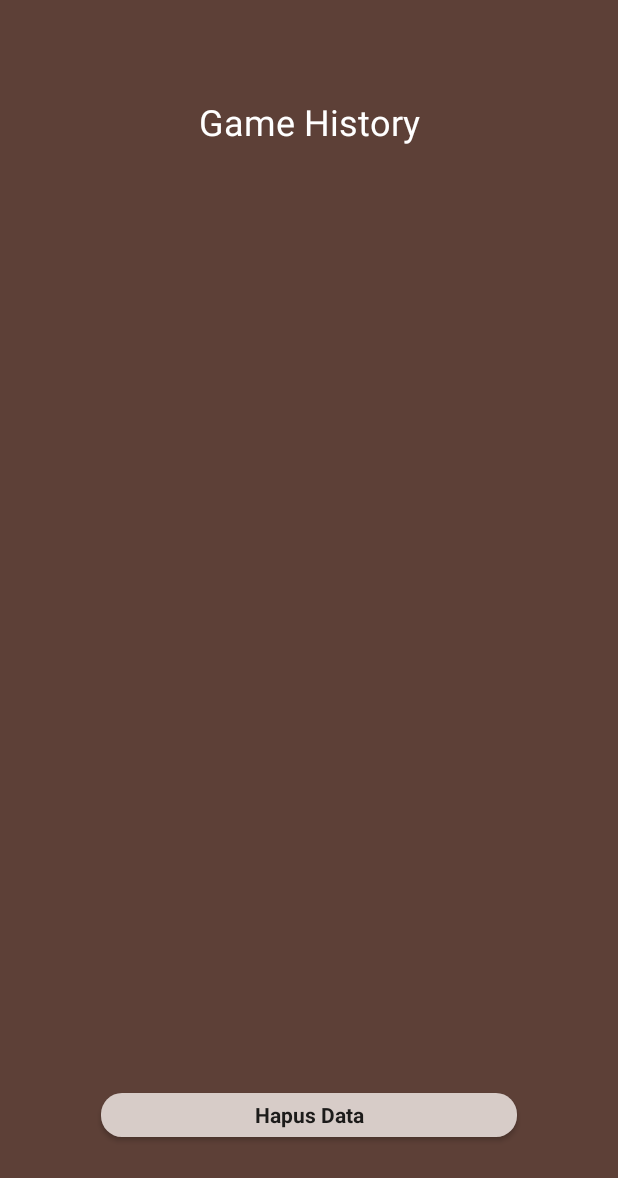
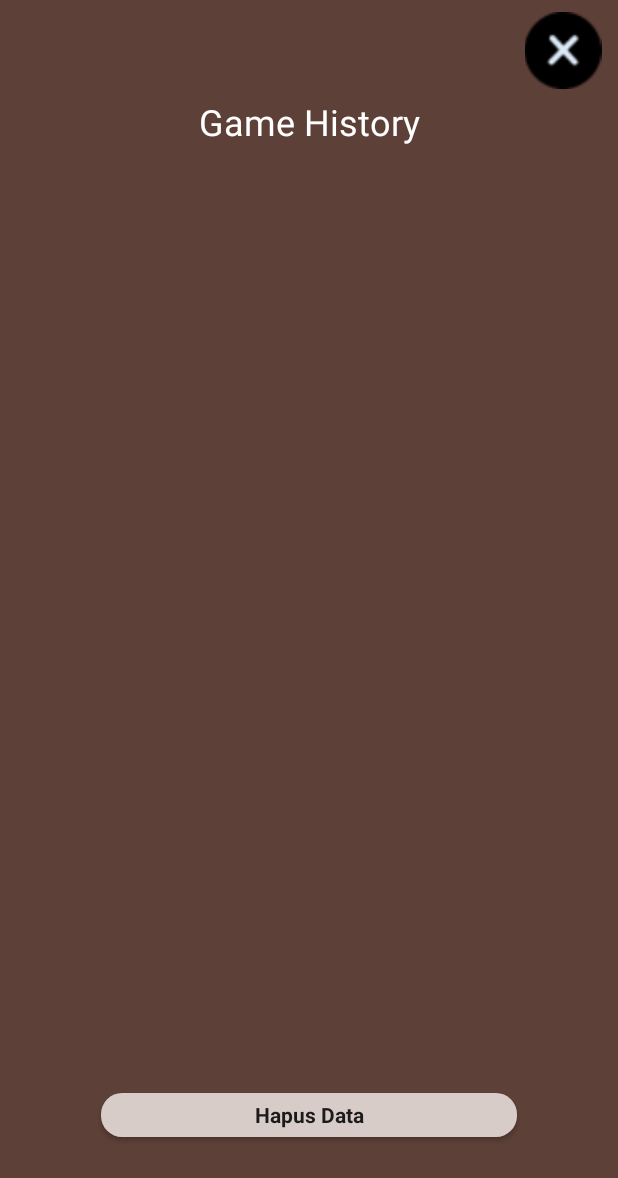
Before and after one commit to bray44/ChapterChallenge7, an Android app: the GameHistoryActivity screen opened directly, with no data from a screen before it, on a phone screen of 412 x 824 dp. Shown: the top 1178 px of the screen. Run offline under Robolectric (Android 15) with nearby library versions, the phone set to English and light mode, and no system bars; our stand-ins replace Room's generated code; Roboto replaces fonts that are not available here.

Commit message:
game history delete button and close button worked

```diff
--- a/app/src/main/java/com/example/chapterchallenge7/gamehistory/GameHistoryActivity.kt
+++ b/app/src/main/java/com/example/chapterchallenge7/gamehistory/GameHistoryActivity.kt
@@ -1,5 +1,6 @@
 package com.example.chapterchallenge7.gamehistory
 
+import android.content.Intent
 import androidx.appcompat.app.AppCompatActivity
 import android.os.Bundle
 import androidx.lifecycle.Observer
@@ -7,6 +8,7 @@ import androidx.lifecycle.ViewModelProvider
 import androidx.recyclerview.widget.LinearLayoutManager
 import com.example.chapterchallenge7.databinding.ActivityGameHistoryBinding
 import com.example.chapterchallenge7.gamehistory.data.GameHistoryAdapter
+import com.example.chapterchallenge7.mainmenu.MainMenuActivity
 
 class GameHistoryActivity : AppCompatActivity() {
 
@@ -23,11 +25,17 @@ class GameHistoryActivity : AppCompatActivity() {
 
         mGameHistoryViewModel = ViewModelProvider(this)[GameHistoryViewModel::class.java]
 
+        mGameHistoryViewModel.readAllGameHistoryData().observe(this) { value ->
+            adapter.setData(value)
+        }
 
+        binding.btnClose.setOnClickListener {
+            startActivity(Intent(this, MainMenuActivity::class.java))
+        }
 
-        mGameHistoryViewModel.readAllGameHistoryData().observe(this, Observer { value ->
-            adapter.setData(value)
-        })
+        binding.btnDeleteDataGameHistory.setOnClickListener {
+            mGameHistoryViewModel.deleteAllGameHistoryData()
+        }
 
     }
 
--- a/app/src/main/res/layout/activity_game_history.xml
+++ b/app/src/main/res/layout/activity_game_history.xml
@@ -38,7 +38,7 @@
         android:id="@+id/textView"
         android:layout_width="wrap_content"
         android:layout_height="wrap_content"
-        android:text="Game History"
+        android:text="@string/game_history"
         android:fontFamily="@font/inika"
         android:textColor="@color/white"
         android:textSize="24sp"
@@ -47,4 +47,14 @@
         app:layout_constraintStart_toStartOf="parent"
         app:layout_constraintTop_toTopOf="parent" />
 
+    <ImageView
+        android:id="@+id/btn_close"
+        android:layout_width="57dp"
+        android:layout_height="51dp"
+        android:layout_marginTop="8dp"
+        android:layout_marginEnd="8dp"
+        app:layout_constraintEnd_toEndOf="parent"
+        app:layout_constraintTop_toTopOf="parent"
+        app:srcCompat="@drawable/close_8" />
+
 </androidx.constraintlayout.widget.ConstraintLayout>
--- a/app/src/main/res/values/strings.xml
+++ b/app/src/main/res/values/strings.xml
@@ -22,4 +22,5 @@
     <string name="main_lagi">Main Lagi</string>
     <string name="ubah_mode_pemain">Ubah Mode Pemain</string>
     <string name="kembali_ke_menu">Kembali Ke Menu</string>
+    <string name="game_history">Game History</string>
 </resources>
```
Also changed, not shown: app/src/main/res/drawable/close_8.png (added).
